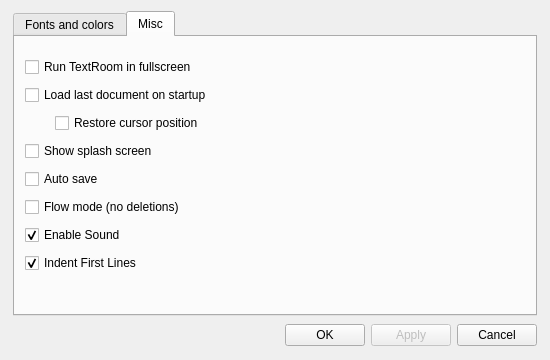
First picture: the form in branches/realtimestats/ui/optionsdialog.ui, repository zerger/textroom, before the edit.
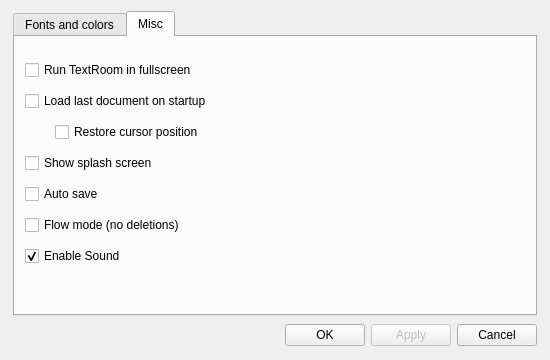
Second picture: the form after the edit. The open tabs and pages were chosen to show the change.

Commit message: Added Carriage Return Sound, Removed Toggle Indent First Lines and set Indent to default

Diff of the .ui file:
```diff
--- a/branches/realtimestats/ui/optionsdialog.ui
+++ b/branches/realtimestats/ui/optionsdialog.ui
@@ -703,21 +703,7 @@
 		</layout>
 		</item>
 
-        <item>
-	    <layout class="QHBoxLayout" >
-  		<item>
-           <widget class="QCheckBox" name="indentCheckBox" >
-            <property name="text" >
-             <string>Indent First Lines</string>
-              </property>
-              <property name="checked" >
-               <bool>true</bool>
-              </property>
-             </widget>
-            </item>
-		</layout>
-		</item>        
-
+ 
          </layout>
         </widget>
        </widget>
```
Left out of the diff: 1 changed line with no effect on the pictures. The commit also changes 4 other files.
